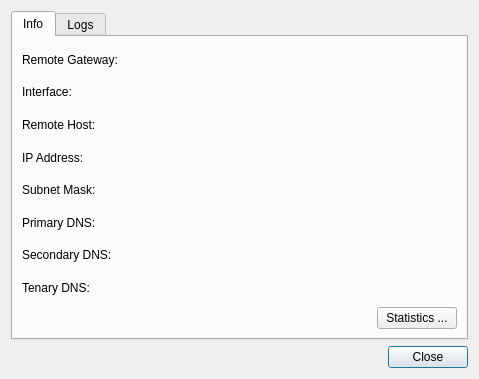
Old version of the form src/dialogs/ConnectionInformationDialog.ui in the repository wejaeger/l2tp-ipsec-vpn.
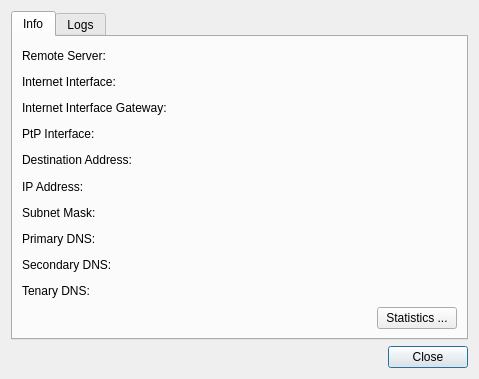
New version of the form.

Commit message: Added Internet interface information to connection information dialog

What changed in the file:
```diff
--- a/src/dialogs/ConnectionInformationDialog.ui
+++ b/src/dialogs/ConnectionInformationDialog.ui
@@ -33,7 +33,7 @@
        <item row="0" column="0">
         <widget class="QLabel" name="m_pGatewayLabel">
          <property name="text">
-          <string>Remote Gateway:</string>
+          <string>Remote Server:</string>
          </property>
         </widget>
        </item>
@@ -50,14 +50,14 @@
          </property>
         </widget>
        </item>
-       <item row="1" column="0">
+       <item row="3" column="0">
         <widget class="QLabel" name="m_pInterfaceNameLabel">
          <property name="text">
-          <string>Interface:</string>
+          <string>PtP Interface:</string>
          </property>
         </widget>
        </item>
-       <item row="1" column="1">
+       <item row="3" column="1">
         <widget class="QLabel" name="m_pInterfaceName">
          <property name="sizePolicy">
           <sizepolicy hsizetype="Expanding" vsizetype="Preferred">
@@ -70,14 +70,14 @@
          </property>
         </widget>
        </item>
-       <item row="2" column="0">
+       <item row="4" column="0">
         <widget class="QLabel" name="m_pRemoteHostLabel">
          <property name="text">
-          <string>Remote Host:</string>
+          <string>Destination Address:</string>
          </property>
         </widget>
        </item>
-       <item row="2" column="1">
+       <item row="4" column="1">
         <widget class="QLabel" name="m_pRemoteHost">
          <property name="sizePolicy">
           <sizepolicy hsizetype="Expanding" vsizetype="Preferred">
@@ -90,14 +90,14 @@
          </property>
         </widget>
        </item>
-       <item row="3" column="0">
+       <item row="5" column="0">
         <widget class="QLabel" name="m_pIPlAddressLabel">
          <property name="text">
           <string>IP Address:</string>
          </property>
         </widget>
        </item>
-       <item row="3" column="1">
+       <item row="5" column="1">
         <widget class="QLabel" name="m_pIPAddress">
          <property name="sizePolicy">
           <sizepolicy hsizetype="Expanding" vsizetype="Preferred">
@@ -110,28 +110,28 @@
          </property>
         </widget>
        </item>
-       <item row="4" column="0">
+       <item row="6" column="0">
         <widget class="QLabel" name="m_pSubnetMaskLabel">
          <property name="text">
           <string>Subnet Mask:</string>
          </property>
         </widget>
        </item>
-       <item row="4" column="1">
+       <item row="6" column="1">
         <widget class="QLabel" name="m_pSubnetMask">
          <property name="text">
           <string/>
          </property>
         </widget>
        </item>
-       <item row="5" column="0">
+       <item row="7" column="0">
         <widget class="QLabel" name="m_pPrimaryDNSLabel">
          <property name="text">
           <string>Primary DNS:</string>
          </property>
         </widget>
        </item>
-       <item row="5" column="1">
+       <item row="7" column="1">
         <widget class="QLabel" name="m_pPrimaryDNS">
          <property name="sizePolicy">
           <sizepolicy hsizetype="Expanding" vsizetype="Preferred">
@@ -144,14 +144,14 @@
          </property>
         </widget>
        </item>
-       <item row="6" column="0">
+       <item row="8" column="0">
         <widget class="QLabel" name="m_pSecondaryDNSLabel">
          <property name="text">
           <string>Secondary DNS:</string>
          </property>
         </widget>
        </item>
-       <item row="6" column="1">
+       <item row="8" column="1">
         <widget class="QLabel" name="m_pSecondaryDNS">
          <property name="sizePolicy">
           <sizepolicy hsizetype="Expanding" vsizetype="Preferred">
@@ -164,21 +164,21 @@
          </property>
         </widget>
        </item>
-       <item row="7" column="0">
+       <item row="9" column="0">
         <widget class="QLabel" name="m_pTenaryDNSLabel">
          <property name="text">
           <string>Tenary DNS:</string>
          </property>
         </widget>
        </item>
-       <item row="7" column="1">
+       <item row="9" column="1">
         <widget class="QLabel" name="m_pTenaryDNS">
          <property name="text">
           <string/>
          </property>
         </widget>
        </item>
-       <item row="8" column="2">
+       <item row="10" column="2">
         <widget class="QPushButton" name="m_pStatisticsPushButton">
          <property name="sizePolicy">
           <sizepolicy hsizetype="Fixed" vsizetype="Fixed">
@@ -197,6 +197,34 @@
          </property>
         </widget>
        </item>
+       <item row="1" column="0">
+        <widget class="QLabel" name="m_pInternetInterfaceNameLabel">
+         <property name="text">
+          <string>Internet Interface:</string>
+         </property>
+        </widget>
+       </item>
+       <item row="1" column="1">
+        <widget class="QLabel" name="m_pInternetInterfaceName">
+         <property name="text">
+          <string/>
+         </property>
+        </widget>
+       </item>
+       <item row="2" column="0">
+        <widget class="QLabel" name="m_pInternetInterfaceGatewayLabel">
+         <property name="text">
+          <string>Internet Interface Gateway:</string>
+         </property>
+        </widget>
+       </item>
+       <item row="2" column="1">
+        <widget class="QLabel" name="m_pInternetInterfaceGateway">
+         <property name="text">
+          <string/>
+         </property>
+        </widget>
+       </item>
       </layout>
      </widget>
      <widget class="QWidget" name="m_pLogTab">
```
The commit also changes 3 other files.
